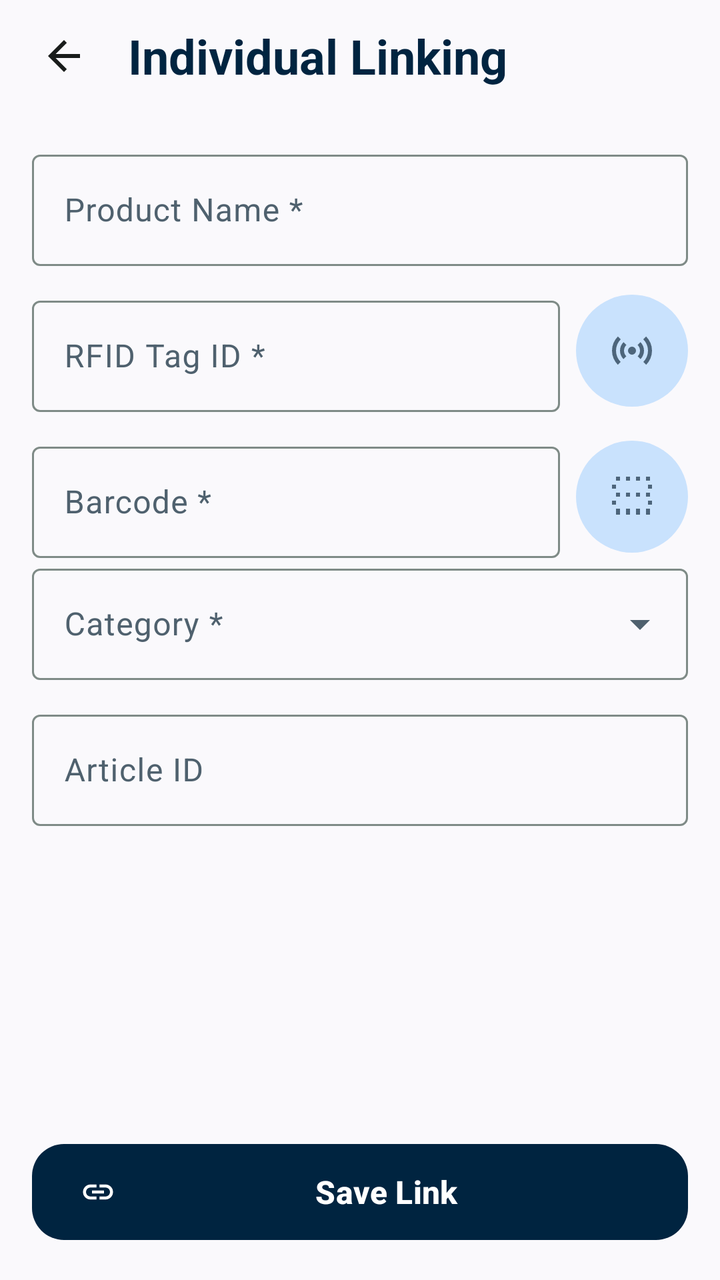
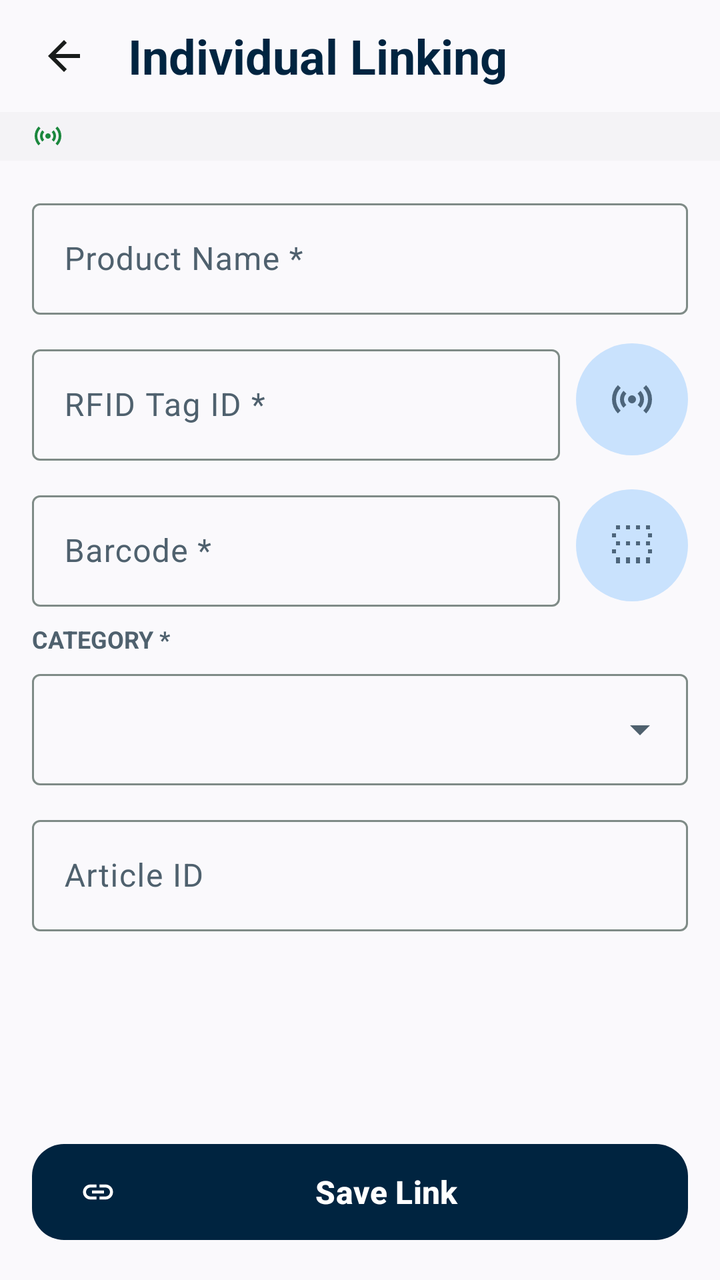

Two renders of the same Android screen: before a commit and after it. Below are the layout's source before the change and the commit's diff.
<!-- AndroidManifest.xml: application theme Theme.StockBuddy -->
<!-- res/layout/fragment_individual_linking.xml -->
<?xml version="1.0" encoding="utf-8"?>
<LinearLayout xmlns:android="http://schemas.android.com/apk/res/android"
    xmlns:app="http://schemas.android.com/apk/res-auto"
    android:layout_width="match_parent"
    android:layout_height="match_parent"
    android:orientation="vertical"
    android:background="@color/home_background">

    
    <LinearLayout
        android:layout_width="match_parent"
        android:layout_height="56dp"
        android:orientation="horizontal"
        android:gravity="center_vertical"
        android:paddingStart="8dp"
        android:paddingEnd="16dp"
        android:background="@color/home_background">

        <ImageView
            android:id="@+id/btnBack"
            android:layout_width="48dp"
            android:layout_height="48dp"
            android:src="@drawable/ic_arrow_back"
            android:scaleType="centerInside"
            android:tint="@color/md_theme_onSurface"
            android:contentDescription="@string/action_back"
            android:padding="12dp" />

        <TextView
            android:layout_width="0dp"
            android:layout_height="wrap_content"
            android:layout_weight="1"
            android:text="@string/linking_title"
            android:textSize="24sp"
            android:textStyle="bold"
            android:textColor="@color/md_theme_primary"
            android:layout_marginStart="8dp" />
    </LinearLayout>


    
    <androidx.core.widget.NestedScrollView
        android:layout_width="match_parent"
        android:layout_height="0dp"
        android:layout_weight="1"
        android:fillViewport="true">

        <LinearLayout
            android:layout_width="match_parent"
            android:layout_height="wrap_content"
            android:orientation="vertical"
            android:paddingStart="16dp"
            android:paddingEnd="16dp"
            android:paddingTop="16dp"
            android:paddingBottom="24dp">


            
            <com.google.android.material.textfield.TextInputLayout
                android:id="@+id/layoutName"
                style="@style/Widget.Material3.TextInputLayout.OutlinedBox"
                android:layout_width="match_parent"
                android:layout_height="wrap_content"
                android:hint="@string/field_product_name">
                <com.google.android.material.textfield.TextInputEditText
                    android:id="@+id/editName"
                    android:layout_width="match_parent"
                    android:layout_height="wrap_content" />
            </com.google.android.material.textfield.TextInputLayout>

            
            <LinearLayout
                android:layout_width="match_parent"
                android:layout_height="wrap_content"
                android:orientation="horizontal"
                android:gravity="center_vertical"
                android:layout_marginTop="12dp">

                <com.google.android.material.textfield.TextInputLayout
                    android:id="@+id/layoutRfid"
                    style="@style/Widget.Material3.TextInputLayout.OutlinedBox"
                    android:layout_width="0dp"
                    android:layout_height="wrap_content"
                    android:layout_weight="1"
                    android:hint="@string/field_rfid">
                    <com.google.android.material.textfield.TextInputEditText
                        android:id="@+id/editRfid"
                        android:layout_width="match_parent"
                        android:layout_height="wrap_content"
                        android:inputType="text" />
                </com.google.android.material.textfield.TextInputLayout>

                <ImageButton
                    android:id="@+id/btnScanRfid"
                    android:layout_width="56dp"
                    android:layout_height="56dp"
                    android:layout_marginStart="8dp"
                    android:background="@drawable/button_circular"
                    android:src="@drawable/sensors_24px"
                    android:scaleType="centerInside"
                    android:contentDescription="@string/action_scan_rfid"
                    android:tint="@color/md_theme_onSecondaryContainer" />
            </LinearLayout>

            
            <LinearLayout
                android:layout_width="match_parent"
                android:layout_height="wrap_content"
                android:orientation="horizontal"
                android:gravity="center_vertical"
                android:layout_marginTop="12dp">

                <com.google.android.material.textfield.TextInputLayout
                    android:id="@+id/layoutBarcode"
                    style="@style/Widget.Material3.TextInputLayout.OutlinedBox"
                    android:layout_width="0dp"
                    android:layout_height="wrap_content"
                    android:layout_weight="1"
                    android:hint="@string/field_barcode">
                    <com.google.android.material.textfield.TextInputEditText
                        android:id="@+id/editBarcode"
                        android:layout_width="match_parent"
                        android:layout_height="wrap_content" />
                </com.google.android.material.textfield.TextInputLayout>

                <ImageButton
                    android:id="@+id/btnScanBarcode"
                    android:layout_width="56dp"
                    android:layout_height="56dp"
                    android:layout_marginStart="8dp"
                    android:background="@drawable/button_circular"
                    android:src="@drawable/barcode_scanner_24px"
                    android:scaleType="centerInside"
                    android:contentDescription="@string/action_scan_barcode"
                    android:tint="@color/md_theme_onSecondaryContainer" />
            </LinearLayout>

            
            <com.google.android.material.textfield.TextInputLayout
                android:id="@+id/layoutCategory"
                style="@style/Widget.Material3.TextInputLayout.OutlinedBox.ExposedDropdownMenu"
                android:layout_width="match_parent"
                android:layout_height="wrap_content"
                android:hint="@string/field_category">
                <AutoCompleteTextView
                    android:layout_width="match_parent"
                    android:layout_height="wrap_content"
                    android:inputType="none" />
            </com.google.android.material.textfield.TextInputLayout>

            
            <com.google.android.material.textfield.TextInputLayout
                android:id="@+id/layoutArticleId"
                style="@style/Widget.Material3.TextInputLayout.OutlinedBox"
                android:layout_width="match_parent"
                android:layout_height="wrap_content"
                android:layout_marginTop="12dp"
                android:hint="@string/field_article_id">
                <com.google.android.material.textfield.TextInputEditText
                    android:id="@+id/editArticleId"
                    android:layout_width="match_parent"
                    android:layout_height="wrap_content" />
            </com.google.android.material.textfield.TextInputLayout>

            
            <LinearLayout
                android:id="@+id/dynamicFieldsContainer"
                android:layout_width="match_parent"
                android:layout_height="wrap_content"
                android:orientation="vertical"
                android:layout_marginTop="4dp" />

            
            <TextView
                android:id="@+id/legendRequired"
                android:layout_width="wrap_content"
                android:layout_height="wrap_content"
                android:textSize="12sp"
                android:textColor="@color/md_theme_onSurfaceVariant"
                android:layout_marginTop="24dp" />

        </LinearLayout>
    </androidx.core.widget.NestedScrollView>

    
    <com.google.android.material.button.MaterialButton
        android:id="@+id/btnSaveLink"
        style="@style/Widget.StockBuddy.PrimaryActionButton"
        android:layout_width="match_parent"
        android:layout_height="wrap_content"
        android:layout_margin="16dp"
        app:icon="@drawable/link_24px"
        android:text="@string/action_save_link" />

</LinearLayout>
<!-- resources referenced by this layout -->
<resources>
  <color name="home_background">#faf9fc</color>
  <color name="md_theme_onSecondaryContainer">#4d657b</color>
  <color name="md_theme_onSurface">#191C1B</color>
  <color name="md_theme_onSurfaceVariant">#4F616E</color>
  <color name="md_theme_primary">#002440</color>
  <string name="action_back">Back</string>
  <string name="action_save_link">Save Link</string>
  <string name="action_scan_barcode">Scan Barcode</string>
  <string name="action_scan_rfid">Scan RFID</string>
  <string name="field_article_id">Article ID</string>
  <string name="field_barcode">Barcode *</string>
  <string name="field_category">Category *</string>
  <string name="field_product_name">Product Name *</string>
  <string name="field_rfid">RFID Tag ID *</string>
  <string name="linking_title">Individual Linking</string>
  <color name="md_theme_secondaryContainer">#c9e2fd</color>
  <color name="md_theme_onPrimary">#FFFFFF</color>
  <color name="md_theme_primaryContainer">#1b3a57</color>
  <color name="md_theme_onPrimaryContainer">#87a4c6</color>
  <color name="md_theme_secondary">#496177</color>
  <color name="md_theme_onSecondary">#FFFFFF</color>
  <color name="md_theme_tertiary">#321f00</color>
  <color name="md_theme_onTertiary">#FFFFFF</color>
  <color name="md_theme_tertiaryContainer">#ffddb0</color>
  <color name="md_theme_onTertiaryContainer">#2D1609</color>
  <color name="md_theme_background">#FAFBFA</color>
  <color name="md_theme_onBackground">#191C1B</color>
  <color name="md_theme_surface">#FAFBFA</color>
  <color name="md_theme_surfaceVariant">#DEE4E3</color>
  <color name="md_theme_outline">#7F8B87</color>
  <color name="md_theme_outlineVariant">#CFD9D7</color>
  <color name="md_theme_error">#BA1A1A</color>
  <color name="md_theme_onError">#FFFFFF</color>
  <color name="md_theme_errorContainer">#FFDAD6</color>
  <color name="md_theme_onErrorContainer">#410002</color>
  <color name="app_bar_surface">#0F4F4F</color>
  <style name="ShapeAppearance.StockBuddy.Small" parent="ShapeAppearance.MaterialComponents.SmallComponent">
          <item name="cornerSize">8dp</item>
      </style>
  <style name="ShapeAppearance.StockBuddy.Medium" parent="ShapeAppearance.MaterialComponents.MediumComponent">
          <item name="cornerSize">12dp</item>
      </style>
  <style name="ShapeAppearance.StockBuddy.Large" parent="ShapeAppearance.MaterialComponents.LargeComponent">
          <item name="cornerSize">16dp</item>
      </style>
  <style name="TextAppearance.StockBuddy.TitleLarge" parent="TextAppearance.Material3.TitleLarge">
          <item name="android:textSize">22sp</item>
          <item name="android:textStyle">bold</item>
      </style>
  <style name="TextAppearance.StockBuddy.TitleMedium" parent="TextAppearance.Material3.TitleMedium">
          <item name="android:textSize">18sp</item>
          <item name="android:textStyle">bold</item>
      </style>
  <style name="TextAppearance.StockBuddy.TitleSmall" parent="TextAppearance.Material3.TitleSmall">
          <item name="android:textSize">16sp</item>
          <item name="android:textStyle">bold</item>
      </style>
  <style name="TextAppearance.StockBuddy.LabelLarge" parent="TextAppearance.Material3.LabelLarge">
          <item name="android:textSize">14sp</item>
          <item name="android:textStyle">bold</item>
      </style>
  <style name="TextAppearance.StockBuddy.LabelMedium" parent="TextAppearance.Material3.LabelMedium">
          <item name="android:textSize">12sp</item>
          <item name="android:textStyle">bold</item>
      </style>
  <style name="TextAppearance.StockBuddy.LabelSmall" parent="TextAppearance.Material3.LabelSmall">
          <item name="android:textSize">11sp</item>
          <item name="android:textStyle">bold</item>
      </style>
  <!-- unchanged entries left out for length: 16 -->
</resources>

<!-- the commit's change to res/layout/fragment_individual_linking.xml (unified diff, before → after) -->
@@ -35,6 +35,44 @@
             android:textStyle="bold"
             android:textColor="@color/md_theme_primary"
             android:layout_marginStart="8dp" />
+    </LinearLayout>
+
+    
+    <LinearLayout
+        android:layout_width="match_parent"
+        android:layout_height="wrap_content"
+        android:orientation="vertical"
+        android:background="@color/surface_container_low">
+
+        <LinearLayout
+            android:layout_width="match_parent"
+            android:layout_height="wrap_content"
+            android:orientation="horizontal"
+            android:gravity="center_vertical"
+            android:paddingStart="16dp"
+            android:paddingEnd="16dp"
+            android:paddingTop="4dp"
+            android:paddingBottom="4dp">
+
+            <ImageView
+                android:id="@+id/iconReaderStatus"
+                android:layout_width="16dp"
+                android:layout_height="16dp"
+                android:src="@drawable/sensors_24px"
+                android:tint="@color/status_available"
+                android:contentDescription="@null" />
+
+            <TextView
+                android:id="@+id/tvReaderStatus"
+                android:layout_width="0dp"
+                android:layout_height="wrap_content"
+                android:layout_weight="1"
+                android:layout_marginStart="8dp"
+                android:textSize="12sp"
+                android:textStyle="bold"
+                android:textAllCaps="true"
+                android:textColor="@color/md_theme_onSurfaceVariant" />
+        </LinearLayout>
     </LinearLayout>
 
 
@@ -136,12 +174,22 @@
             </LinearLayout>
 
             
+            <TextView
+                android:layout_width="wrap_content"
+                android:layout_height="wrap_content"
+                android:text="@string/field_category"
+                android:textSize="12sp"
+                android:textStyle="bold"
+                android:textAllCaps="true"
+                android:textColor="@color/md_theme_onSurfaceVariant"
+                android:layout_marginTop="8dp"
+                android:layout_marginBottom="4dp" />
+
             <com.google.android.material.textfield.TextInputLayout
                 android:id="@+id/layoutCategory"
                 style="@style/Widget.Material3.TextInputLayout.OutlinedBox.ExposedDropdownMenu"
                 android:layout_width="match_parent"
-                android:layout_height="wrap_content"
-                android:hint="@string/field_category">
+                android:layout_height="wrap_content">
                 <AutoCompleteTextView
                     android:layout_width="match_parent"
                     android:layout_height="wrap_content"
<!-- resource entries referenced after the edit -->
@@ -5,6 +5,8 @@
   <color name="md_theme_onSurface">#191C1B</color>
   <color name="md_theme_onSurfaceVariant">#4F616E</color>
   <color name="md_theme_primary">#002440</color>
+  <color name="status_available">#1B873D</color>
+  <color name="surface_container_low">#f4f3f6</color>
   <string name="action_back">Back</string>
   <string name="action_save_link">Save Link</string>
   <string name="action_scan_barcode">Scan Barcode</string>
